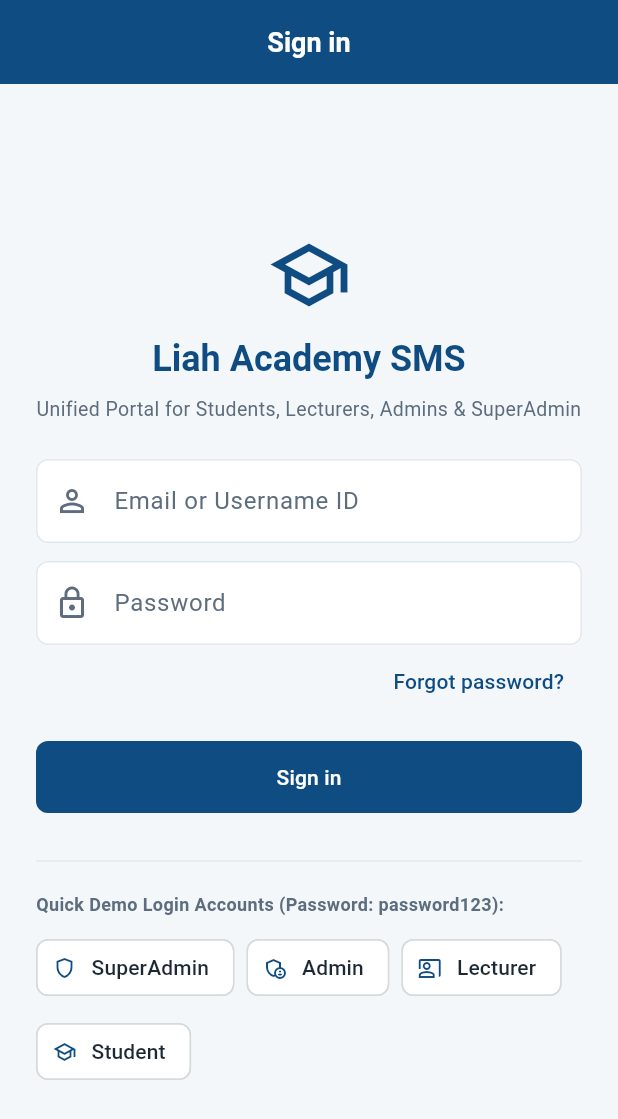
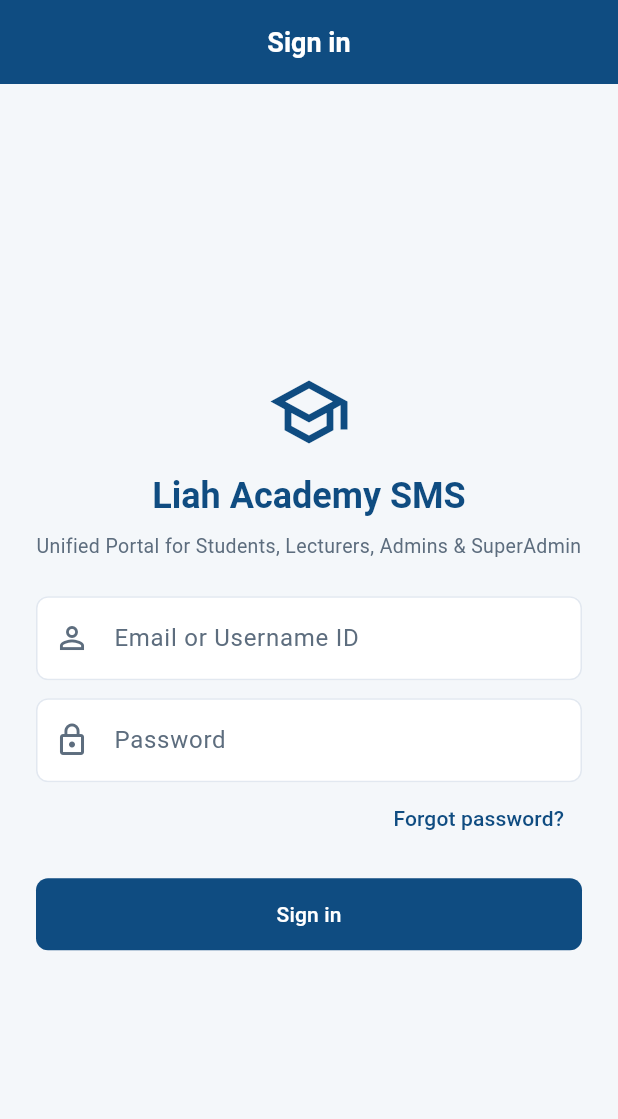
Before and after one commit to Steadfast0001/Liah_App, a Flutter app: the screen it shows after launch, on a phone screen of 412 x 824 dp. Shown: the top 1119 px of the screen. Run offline on Flutter 3.47's test engine with Material 3 defaults, Android fonts, the phone set to English and light mode, and no system bars; our stand-ins replace equatable, flutter_dotenv, flutter_riverpod, go_router, supabase_flutter; accounts and stored records are empty.

Commit message:
feat(auth): enforce real database role authentication and remove demo overrides

```diff
--- a/lib/features/auth/screens/login_screen.dart
+++ b/lib/features/auth/screens/login_screen.dart
@@ -54,7 +54,13 @@ class _LoginScreenState extends ConsumerState<LoginScreen> {
       final profile = await ref.read(authRepositoryProvider).fetchCurrentUserProfile();
       if (!mounted) return;
 
-      final role = profile?.primaryRole ?? AppRole.student;
+      if (profile == null || profile.roles.isEmpty) {
+        setState(() => _error =
+            'Authenticated successfully, but no active role was found in the database. Please contact your administrator.');
+        return;
+      }
+
+      final role = profile.primaryRole;
       // 2FA Security Enhancement: Required for SuperAdmin and Admin
       if (role == AppRole.superAdmin || role == AppRole.admin) {
         context.go('${TwoFactorAuthScreen.routePath}?email=$normalizedEmail&role=${role.code}');
@@ -68,11 +74,6 @@ class _LoginScreenState extends ConsumerState<LoginScreen> {
     } finally {
       if (mounted) setState(() => _loading = false);
     }
-  }
-
-  void _fillDemo(String email) {
-    _emailController.text = email;
-    _passwordController.text = 'password123';
   }
 
   @override
@@ -158,44 +159,6 @@ class _LoginScreenState extends ConsumerState<LoginScreen> {
                       fullWidth: true,
                       onPressed: _submit,
                     ),
-                    const SizedBox(height: 24),
-                    const Divider(color: AppColors.border),
-                    const SizedBox(height: 12),
-                    const Text(
-                      'Quick Demo Login Accounts (Password: password123):',
-                      style: TextStyle(
-                        fontSize: 12,
-                        fontWeight: FontWeight.bold,
-                        color: AppColors.textSecondary,
-                      ),
-                    ),
-                    const SizedBox(height: 10),
-                    Wrap(
-                      spacing: 8,
-                      runSpacing: 8,
-                      children: [
-                        ActionChip(
-                          avatar: const Icon(Icons.shield_outlined, size: 16, color: AppColors.primary),
-                          label: const Text('SuperAdmin'),
-                          onPressed: () => _fillDemo('superadmin@liah.com'),
-                        ),
-                        ActionChip(
-                          avatar: const Icon(Icons.admin_panel_settings_outlined, size: 16, color: AppColors.primary),
-                          label: const Text('Admin'),
-                          onPressed: () => _fillDemo('admin@liah.com'),
-                        ),
-                        ActionChip(
-                          avatar: const Icon(Icons.co_present_outlined, size: 16, color: AppColors.primary),
-                          label: const Text('Lecturer'),
-                          onPressed: () => _fillDemo('lecturer@liah.com'),
-                        ),
-                        ActionChip(
-                          avatar: const Icon(Icons.school_outlined, size: 16, color: AppColors.primary),
-                          label: const Text('Student'),
-                          onPressed: () => _fillDemo('student@liah.com'),
-                        ),
-                      ],
-                    ),
                   ],
                 ),
               ),
--- a/lib/features/auth/screens/two_factor_auth_screen.dart
+++ b/lib/features/auth/screens/two_factor_auth_screen.dart
@@ -92,7 +92,7 @@ class _TwoFactorAuthScreenState extends ConsumerState<TwoFactorAuthScreen> {
     } else {
       setState(() {
         _loading = false;
-        _error = 'Invalid OTP code. Try the demo code: 123456';
+        _error = 'Invalid OTP verification code. Please enter the 6-digit code sent to your email/SMS.';
       });
     }
   }
@@ -138,7 +138,7 @@ class _TwoFactorAuthScreenState extends ConsumerState<TwoFactorAuthScreen> {
                   ),
                 ),
                 const SizedBox(height: 20),
-                // Demo helper banner
+                // 2FA code notification banner
                 Container(
                   padding: const EdgeInsets.symmetric(horizontal: 14, vertical: 10),
                   decoration: BoxDecoration(
@@ -152,7 +152,7 @@ class _TwoFactorAuthScreenState extends ConsumerState<TwoFactorAuthScreen> {
                       const SizedBox(width: 8),
                       Expanded(
                         child: Text(
-                          'Demo 2FA OTP Code: $_expectedOtp',
+                          'Verification OTP Code: $_expectedOtp',
                           style: const TextStyle(
                             color: AppColors.primary,
                             fontWeight: FontWeight.w600,
```
Also changed, not shown: lib/features/auth/services/auth_repository_impl.dart (+20 -1 lines), lib/features/dashboard/screens/role_dashboard_screen.dart (+78 -28 lines).
